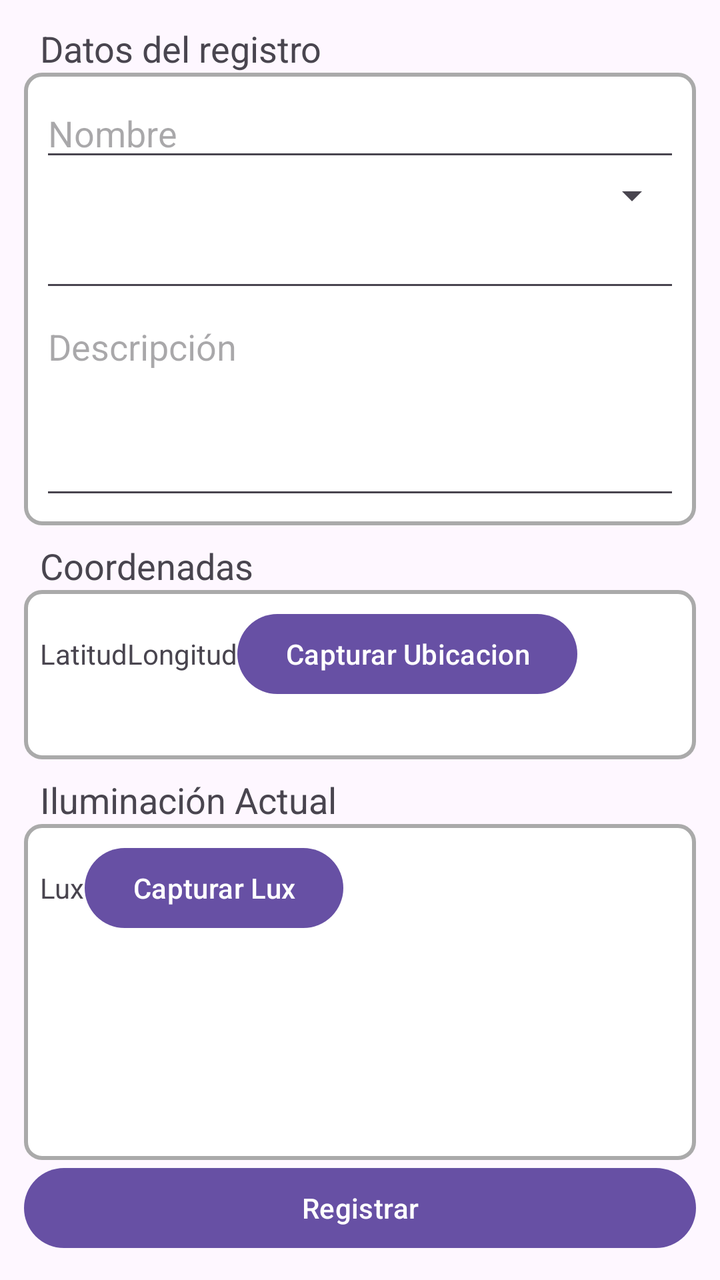
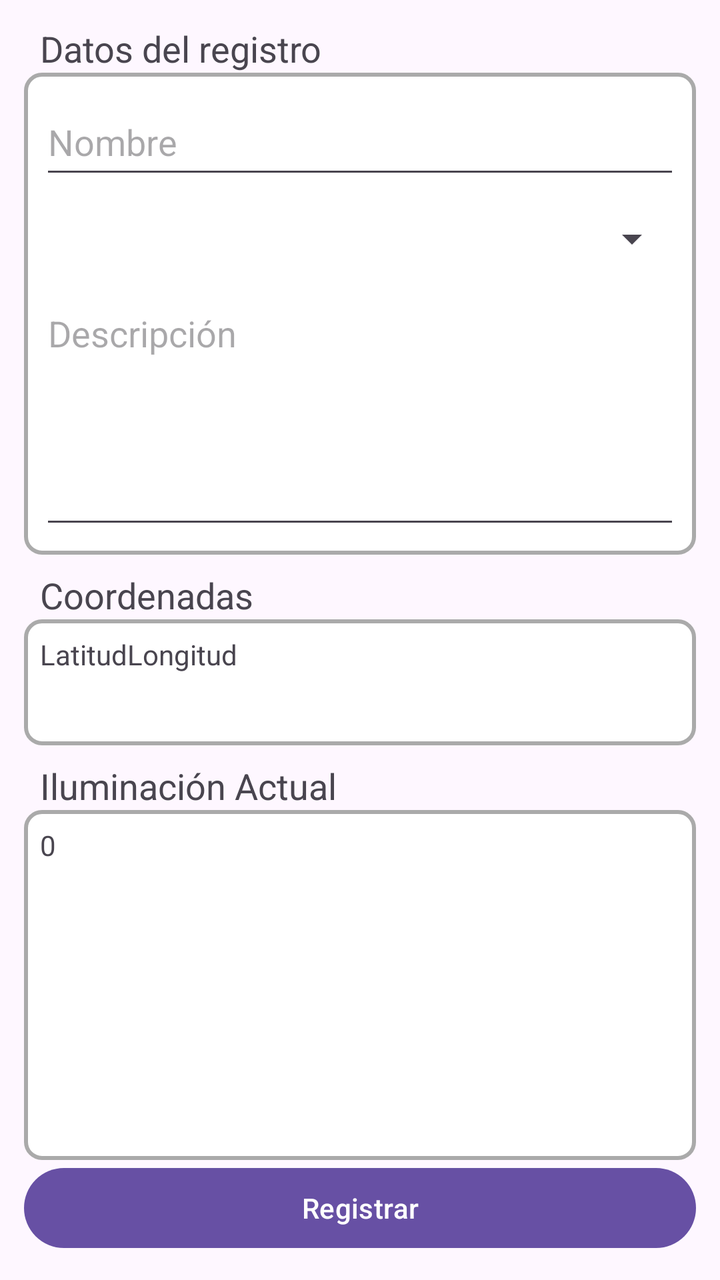

Compare the two renders of this Android layout. The source of the first and the diff that turns it into the second are given below.
<!-- AndroidManifest.xml: application theme Theme.Luxmap -->
<!-- res/layout/activity_registrar.xml -->
<?xml version="1.0" encoding="utf-8"?>
<androidx.constraintlayout.widget.ConstraintLayout xmlns:android="http://schemas.android.com/apk/res/android"
    xmlns:app="http://schemas.android.com/apk/res-auto"
    xmlns:tools="http://schemas.android.com/tools"
    android:id="@+id/main"
    android:layout_width="match_parent"
    android:layout_height="match_parent"
    tools:context=".RegistrarActivity">


    <LinearLayout
        android:layout_width="match_parent"
        android:layout_height="match_parent"
        android:orientation="vertical"
        tools:layout_editor_absoluteX="1dp"
        tools:layout_editor_absoluteY="1dp"
        android:padding="12dp" >

        <TextView
            android:id="@+id/tvFormulario"
            android:layout_width="match_parent"
            android:layout_height="wrap_content"
            android:layout_marginStart="8dp"
            android:text="@string/tv_titulo_formulario"
            android:textSize="18sp" />

        <LinearLayout
            android:layout_width="match_parent"
            android:layout_height="wrap_content"
            android:orientation="vertical"
            android:layout_weight="0.6"
            android:background="@drawable/borde"
            android:padding="8dp" >

            <EditText
                android:id="@+id/etNombre"
                android:layout_width="match_parent"
                android:layout_height="wrap_content"
                android:ems="10"
                android:inputType="text"
                android:hint="@string/et_nombre"/>

            <Spinner
                android:id="@+id/spCategoría"
                android:layout_width="match_parent"
                android:layout_height="wrap_content" />

            <EditText
                android:id="@+id/etHora"
                android:layout_width="match_parent"
                android:layout_height="wrap_content"
                android:ems="10"
                android:inputType="time" />

            <EditText
                android:id="@+id/ettmDescripcion"
                android:layout_width="match_parent"
                android:layout_height="match_parent"
                android:ems="10"
                android:gravity="start|top"
                android:inputType="textMultiLine"
                android:hint="@string/et_descripcion"/>
        </LinearLayout>

        <TextView
            android:id="@+id/tvCoordenadas"
            android:layout_width="match_parent"
            android:layout_height="wrap_content"
            android:layout_marginStart="8dp"
            android:text="@string/tv_titulo_coordenadas"
            android:layout_marginTop="8dp"
            android:textSize="18sp" />

        <LinearLayout
            android:layout_width="match_parent"
            android:layout_height="wrap_content"
            android:orientation="horizontal"
            android:layout_weight="0.2"
            android:background="@drawable/borde"
            android:padding="8dp" >

            <TextView
                android:id="@+id/tvLatitud"
                android:layout_width="wrap_content"
                android:layout_height="wrap_content"
                android:textAlignment="center"
                android:text="@string/tv_latitud" />

            <TextView
                android:id="@+id/tvLongitud"
                android:layout_width="wrap_content"
                android:layout_height="wrap_content"
                android:textAlignment="center"
                android:text="@string/tv_longitud" />

            <Button
                android:id="@+id/btnCapturarUbicacion"
                android:layout_width="wrap_content"
                android:layout_height="wrap_content"
                android:text="@string/btn_capturar_ubicacion" />
        </LinearLayout>

        <TextView
            android:id="@+id/tvLumetria"
            android:layout_width="match_parent"
            android:layout_height="wrap_content"
            android:layout_marginStart="8dp"
            android:text="@string/tv_titulo_lux"
            android:layout_marginTop="8dp"
            android:textSize="18sp" />

        <LinearLayout
            android:layout_width="match_parent"
            android:layout_height="wrap_content"
            android:orientation="horizontal"
            android:layout_weight="1"
            android:background="@drawable/borde"
            android:padding="8dp" >

            <TextView
                android:id="@+id/tvLux"
                android:layout_width="wrap_content"
                android:layout_height="wrap_content"
                android:textAlignment="center"
                android:text="@string/tv_lux" />

            <Button
                android:id="@+id/btnCapturarLux"
                android:layout_width="wrap_content"
                android:layout_height="wrap_content"
                android:text="@string/btn_capturar_lux" />

        </LinearLayout>

        <LinearLayout
            android:layout_width="match_parent"
            android:layout_height="wrap_content"
            android:orientation="vertical"
            android:layout_weight="0">

            <Button
                android:id="@+id/btnRegistrar"
                android:layout_width="match_parent"
                android:layout_height="wrap_content"
                android:text="@string/btn_registrar" />
        </LinearLayout>

    </LinearLayout>

</androidx.constraintlayout.widget.ConstraintLayout>
<!-- resources referenced by this layout -->
<resources>
  <!-- drawable borde (drawable) -->
  <?xml version="1.0" encoding="utf-8"?>
  <shape xmlns:android="http://schemas.android.com/apk/res/android"
      android:shape="rectangle" >
      <solid android:color="#FFFFFF" />
      <stroke
          android:width="2dp"
          android:color="#AAAAAA" />
      <corners android:radius="8dp" />
  </shape>
  <string name="btn_capturar_lux">Capturar Lux</string>
  <string name="btn_capturar_ubicacion">Capturar Ubicacion</string>
  <string name="btn_registrar">Registrar</string>
  <string name="et_descripcion">Descripción</string>
  <string name="et_nombre">Nombre</string>
  <string name="tv_latitud">Latitud</string>
  <string name="tv_longitud">Longitud</string>
  <string name="tv_lux">Lux</string>
  <string name="tv_titulo_coordenadas">Coordenadas</string>
  <string name="tv_titulo_formulario">Datos del registro</string>
  <string name="tv_titulo_lux">Iluminación Actual</string>
  <style name="Theme.Luxmap" parent="Base.Theme.Luxmap" />
  <style name="Base.Theme.Luxmap" parent="Theme.Material3.DayNight.NoActionBar">
          
          
      </style>
</resources>

<!-- the commit's change to res/layout/activity_registrar.xml (unified diff, before → after) -->
@@ -35,22 +35,24 @@
             <EditText
                 android:id="@+id/etNombre"
                 android:layout_width="match_parent"
-                android:layout_height="wrap_content"
+                android:layout_height="50dp"
                 android:ems="10"
                 android:inputType="text"
+                android:autofillHints="NombreUsuario"
                 android:hint="@string/et_nombre"/>
 
-            <Spinner
-                android:id="@+id/spCategoría"
-                android:layout_width="match_parent"
-                android:layout_height="wrap_content" />
-
-            <EditText
-                android:id="@+id/etHora"
+            <LinearLayout
                 android:layout_width="match_parent"
                 android:layout_height="wrap_content"
-                android:ems="10"
-                android:inputType="time" />
+                android:orientation="horizontal">
+
+                <Spinner
+                    android:id="@+id/spCategoria"
+                    android:layout_width="0dp"
+                    android:layout_height="50dp"
+                    android:layout_weight="1"/>
+
+            </LinearLayout>
 
             <EditText
                 android:id="@+id/ettmDescripcion"
@@ -59,6 +61,7 @@
                 android:ems="10"
                 android:gravity="start|top"
                 android:inputType="textMultiLine"
+                android:autofillHints="Sin descripción"
                 android:hint="@string/et_descripcion"/>
         </LinearLayout>
 
@@ -93,11 +96,6 @@
                 android:textAlignment="center"
                 android:text="@string/tv_longitud" />
 
-            <Button
-                android:id="@+id/btnCapturarUbicacion"
-                android:layout_width="wrap_content"
-                android:layout_height="wrap_content"
-                android:text="@string/btn_capturar_ubicacion" />
         </LinearLayout>
 
         <TextView
@@ -122,13 +120,7 @@
                 android:layout_width="wrap_content"
                 android:layout_height="wrap_content"
                 android:textAlignment="center"
-                android:text="@string/tv_lux" />
-
-            <Button
-                android:id="@+id/btnCapturarLux"
-                android:layout_width="wrap_content"
-                android:layout_height="wrap_content"
-                android:text="@string/btn_capturar_lux" />
+                android:text="@string/placeholder_numero" />
 
         </LinearLayout>
 
<!-- resource entries referenced after the edit -->
@@ -10,17 +10,15 @@
           android:color="#AAAAAA" />
       <corners android:radius="8dp" />
   </shape>
-  <string name="btn_capturar_lux">Capturar Lux</string>
-  <string name="btn_capturar_ubicacion">Capturar Ubicacion</string>
-  <string name="btn_registrar">Registrar</string>
-  <string name="et_descripcion">Descripción</string>
-  <string name="et_nombre">Nombre</string>
-  <string name="tv_latitud">Latitud</string>
-  <string name="tv_longitud">Longitud</string>
-  <string name="tv_lux">Lux</string>
-  <string name="tv_titulo_coordenadas">Coordenadas</string>
-  <string name="tv_titulo_formulario">Datos del registro</string>
-  <string name="tv_titulo_lux">Iluminación Actual</string>
+  <string name="btn_registrar" translatable="false">Registrar</string>
+  <string name="et_descripcion" translatable="false">Descripción</string>
+  <string name="et_nombre" translatable="false">Nombre</string>
+  <string name="placeholder_numero" translatable="false">0</string>
+  <string name="tv_latitud" translatable="false">Latitud</string>
+  <string name="tv_longitud" translatable="false">Longitud</string>
+  <string name="tv_titulo_coordenadas" translatable="false">Coordenadas</string>
+  <string name="tv_titulo_formulario" translatable="false">Datos del registro</string>
+  <string name="tv_titulo_lux" translatable="false">Iluminación Actual</string>
   <style name="Theme.Luxmap" parent="Base.Theme.Luxmap" />
   <style name="Base.Theme.Luxmap" parent="Theme.Material3.DayNight.NoActionBar">
           
